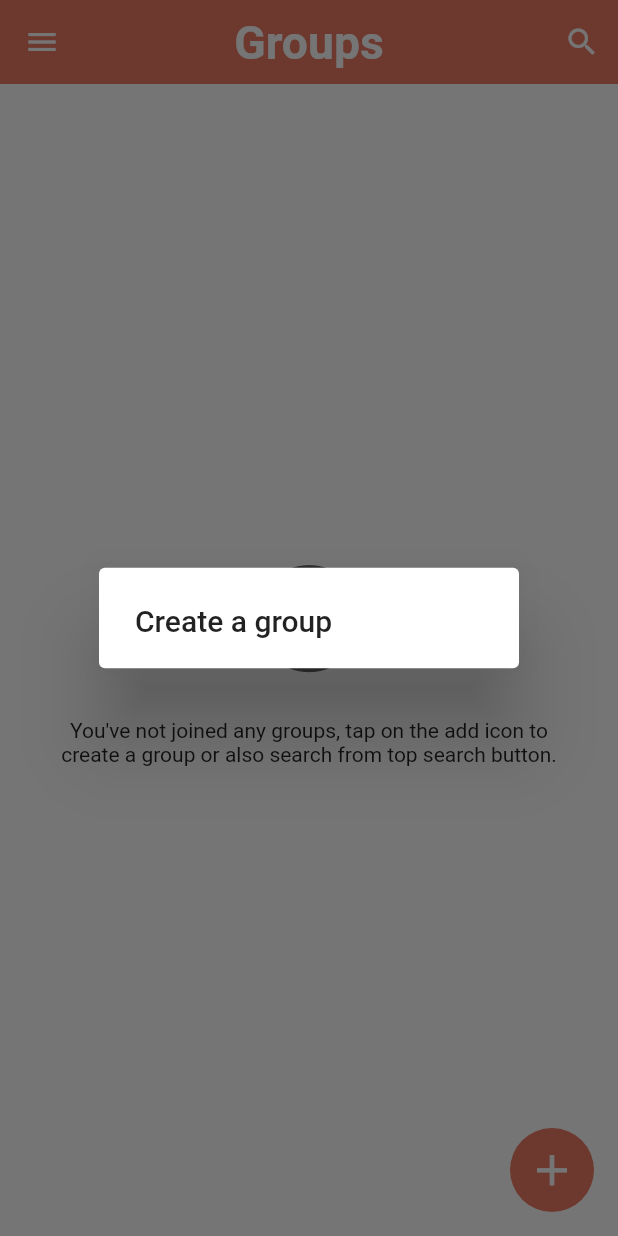
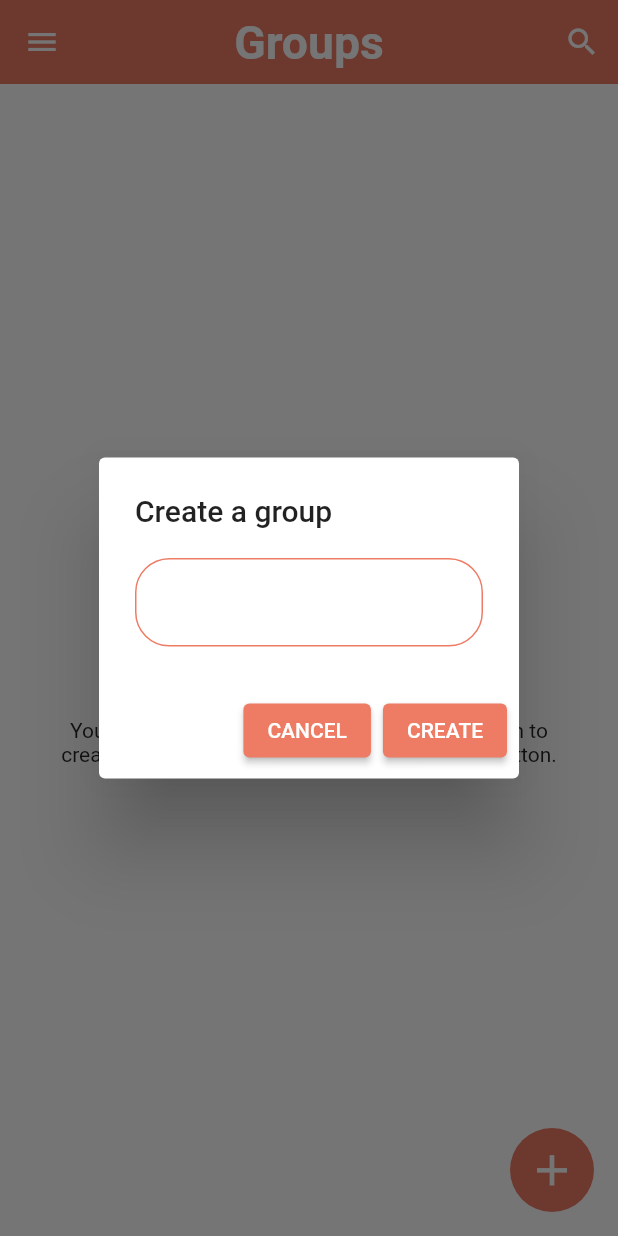
Before and after one commit to MdLimon123/GroupMessageApp, a Flutter app: the HomePage screen opened directly, after a tap on the "add circle" icon, on a phone screen of 412 x 824 dp. Run offline on Flutter 3.47's test engine with Material 2 defaults, Android fonts, the phone set to English and light mode, and no system bars; our stand-ins replace cloud_firestore, firebase_auth, firebase_core, flutter_screenutil, shared_preferences; accounts and stored records are empty.

Commit message:
home screeb

```diff
--- a/lib/pages/home_page.dart
+++ b/lib/pages/home_page.dart
@@ -21,6 +21,8 @@ class _HomePageState extends State<HomePage> {
   String userName = "";
   AuthService _authService = AuthService();
   Stream? groups;
+  bool _isLoading = false;
+  String groupName = "";
 
   @override
   void initState() {
@@ -193,12 +195,62 @@ class _HomePageState extends State<HomePage> {
   popUpDialog(BuildContext context) {
     showDialog(
         context: context,
+        barrierDismissible: true,
         builder: (context) {
-          return const AlertDialog(
-            title: Text(
+          return AlertDialog(
+            title: const Text(
               'Create a group',
               textAlign: TextAlign.left,
             ),
+            content: Column(
+              mainAxisSize: MainAxisSize.min,
+              children: [
+                _isLoading == true
+                    ? Center(
+                        child: CircularProgressIndicator(
+                          color: Theme.of(context).primaryColor,
+                        ),
+                      )
+                    : TextField(
+                        onChanged: (value) {
+                          setState(() {
+                            groupName = value;
+                          });
+                        },
+                        style: const TextStyle(color: Colors.black),
+                        decoration: InputDecoration(
+                            enabledBorder: OutlineInputBorder(
+                              borderSide: BorderSide(
+                                  color: Theme.of(context).primaryColor),
+                              borderRadius: BorderRadius.circular(20.r),
+                            ),
+                            errorBorder: OutlineInputBorder(
+                              borderSide: const BorderSide(color: Colors.red),
+                              borderRadius: BorderRadius.circular(20.r),
+                            ),
+                            focusedBorder: OutlineInputBorder(
+                              borderSide: BorderSide(
+                                color: Theme.of(context).primaryColor,
+                              ),
+                              borderRadius: BorderRadius.circular(20.r),
+                            )),
+                      )
+              ],
+            ),
+            actions: [
+              ElevatedButton(
+                  onPressed: () {
+                    Navigator.pop(context);
+                  },
+                  style: ElevatedButton.styleFrom(
+                      backgroundColor: Theme.of(context).primaryColor),
+                  child: const Text('CANCEL')),
+              ElevatedButton(
+                  onPressed: () {},
+                  style: ElevatedButton.styleFrom(
+                      backgroundColor: Theme.of(context).primaryColor),
+                  child: const Text('CREATE')),
+            ],
           );
         });
   }
```
